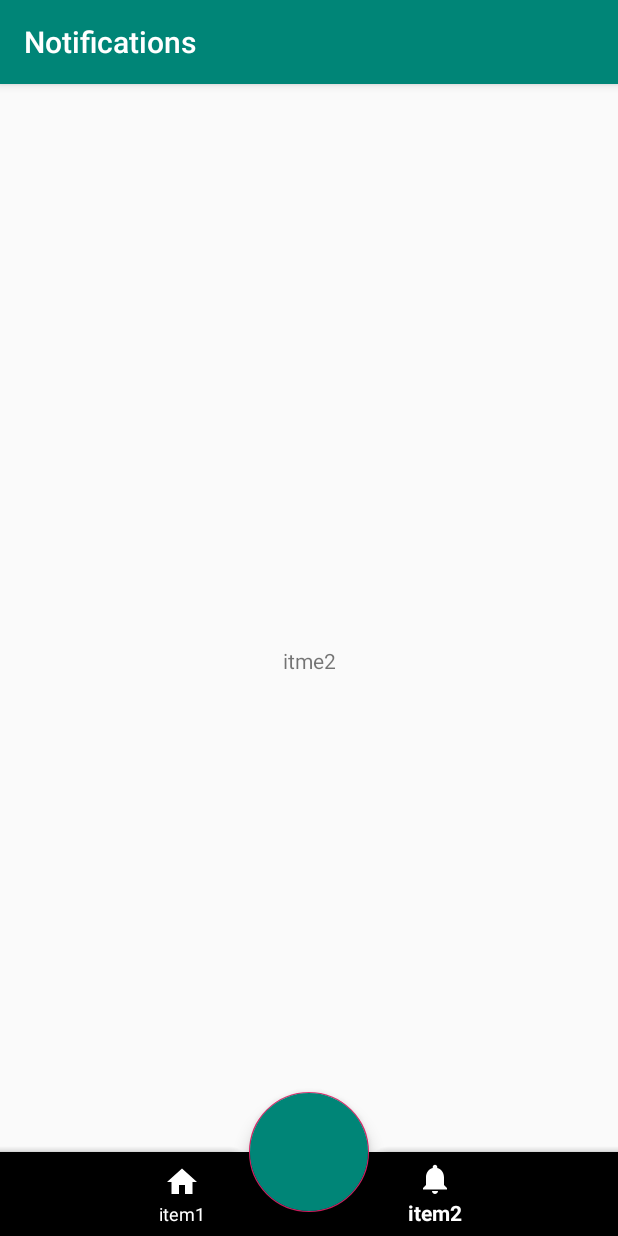
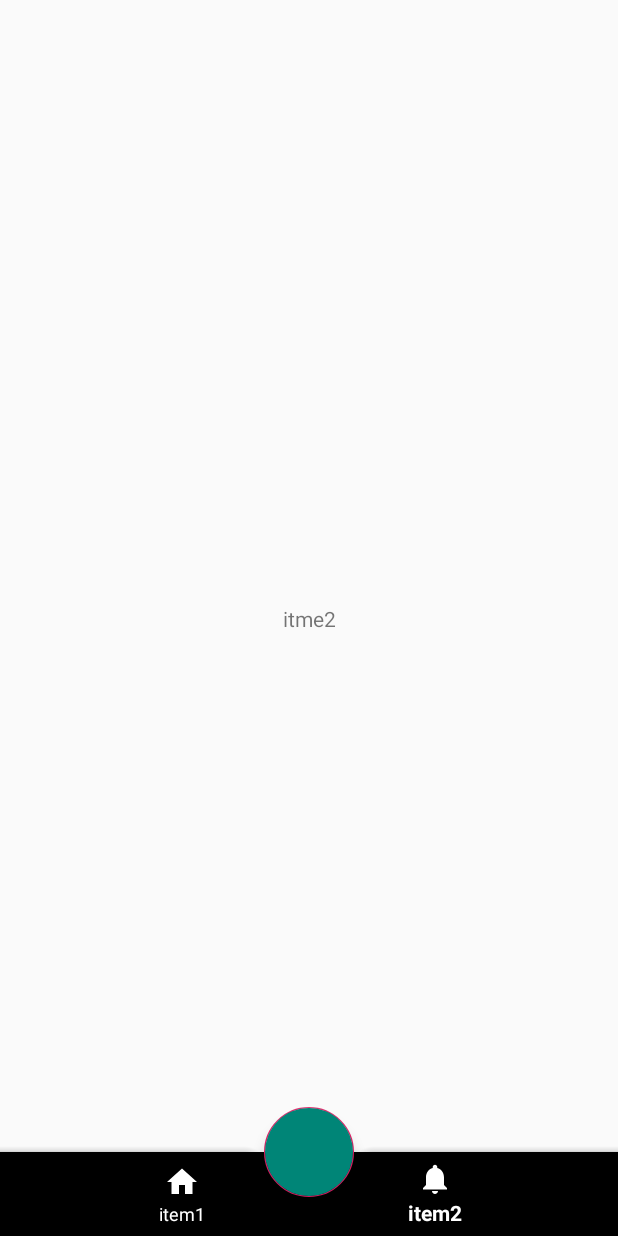
Before and after one commit to 175atsu/FindFoodApp, an Android app: the screen it shows after launch (MainActivity), item 2 of the bottom bar chosen, on a phone screen of 412 x 824 dp. Run offline under Robolectric (Android 15) with nearby library versions, the phone set to English and light mode, and no system bars; our stand-ins replace navigation-ui; pictures from the network do not load; 2 statements that could not run were skipped.

Commit message:
タイトルバー削除

```diff
--- a/app/src/main/java/com/example/findfood/MainActivity.kt
+++ b/app/src/main/java/com/example/findfood/MainActivity.kt
@@ -15,12 +15,12 @@ class MainActivity : AppCompatActivity() {
         val navView: BottomNavigationView = findViewById(R.id.bottomNavigationView)
         val navController = findNavController(R.id.nav_host_fragment)
 
-        val appBarConfiguration = AppBarConfiguration(
-            setOf(
-                R.id.navigation_home, R.id.navigation_notifications
-            )
-        )
-        setupActionBarWithNavController(navController, appBarConfiguration)
+//        val appBarConfiguration = AppBarConfiguration(
+//            setOf(
+//                R.id.navigation_home, R.id.navigation_notifications
+//            )
+//        )
+//        setupActionBarWithNavController(navController, appBarConfiguration)
         navView.setupWithNavController(navController)
 
     }
--- a/app/src/main/res/layout/activity_main.xml
+++ b/app/src/main/res/layout/activity_main.xml
@@ -40,7 +40,7 @@
 
     <com.google.android.material.floatingactionbutton.FloatingActionButton
         android:id="@+id/fab"
-        android:layout_width="80dp"
+        android:layout_width="60dp"
         android:layout_height="match_parent"
         android:backgroundTint="@color/colorPrimary"
         app:layout_anchor="@id/bottomAppBar" />
--- a/app/src/main/res/layout/fragment_home.xml
+++ b/app/src/main/res/layout/fragment_home.xml
@@ -21,6 +21,7 @@
         android:layout_width="0dp"
         android:layout_height="0dp"
         android:layout_marginTop="8dp"
+        android:layout_marginBottom="56dp"
         app:layout_constraintBottom_toBottomOf="parent"
         app:layout_constraintEnd_toEndOf="parent"
         app:layout_constraintHorizontal_bias="0.5"
--- a/app/src/main/res/values/styles.xml
+++ b/app/src/main/res/values/styles.xml
@@ -6,6 +6,11 @@
         <item name="colorPrimary">@color/colorPrimary</item>
         <item name="colorPrimaryDark">@color/colorPrimaryDark</item>
         <item name="colorAccent">@color/colorAccent</item>
+
+        <item name="windowNoTitle">true</item>
+        <item name="windowActionBar">false</item>
+        <item name="android:windowFullscreen">true</item>
+        <item name="android:windowContentOverlay">@null</item>
     </style>
 
 </resources>
```
